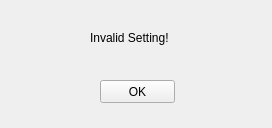
Old version of the form UI/Live2D_chat/errorwin.ui in the repository Luke-lujunxian/Live2D_VideoChat.
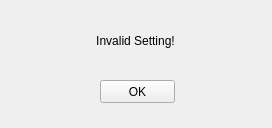
New version of the form.

```diff
--- a/UI/Live2D_chat/errorwin.ui
+++ b/UI/Live2D_chat/errorwin.ui
@@ -25,15 +25,18 @@
   <widget class="QLabel" name="label">
    <property name="geometry">
     <rect>
-     <x>90</x>
-     <y>30</y>
-     <width>101</width>
-     <height>16</height>
+     <x>10</x>
+     <y>10</y>
+     <width>251</width>
+     <height>61</height>
     </rect>
    </property>
    <property name="text">
     <string>Invalid Setting!</string>
    </property>
+   <property name="alignment">
+    <set>Qt::AlignCenter</set>
+   </property>
   </widget>
   <widget class="QPushButton" name="pushButton">
    <property name="geometry">
```
